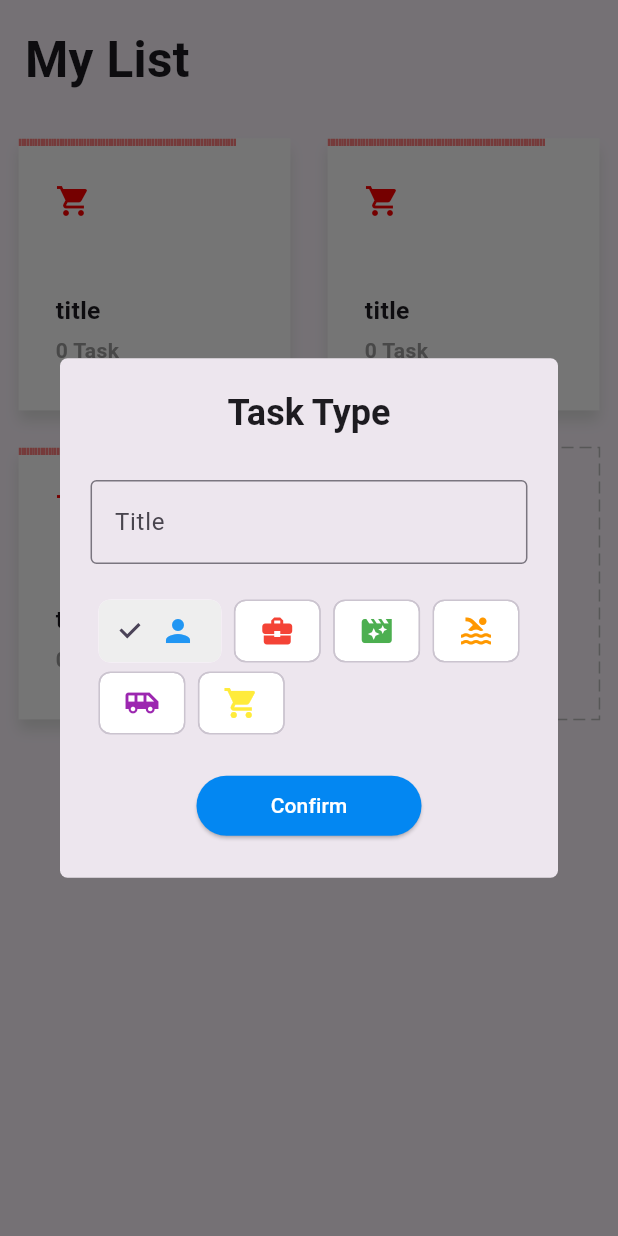
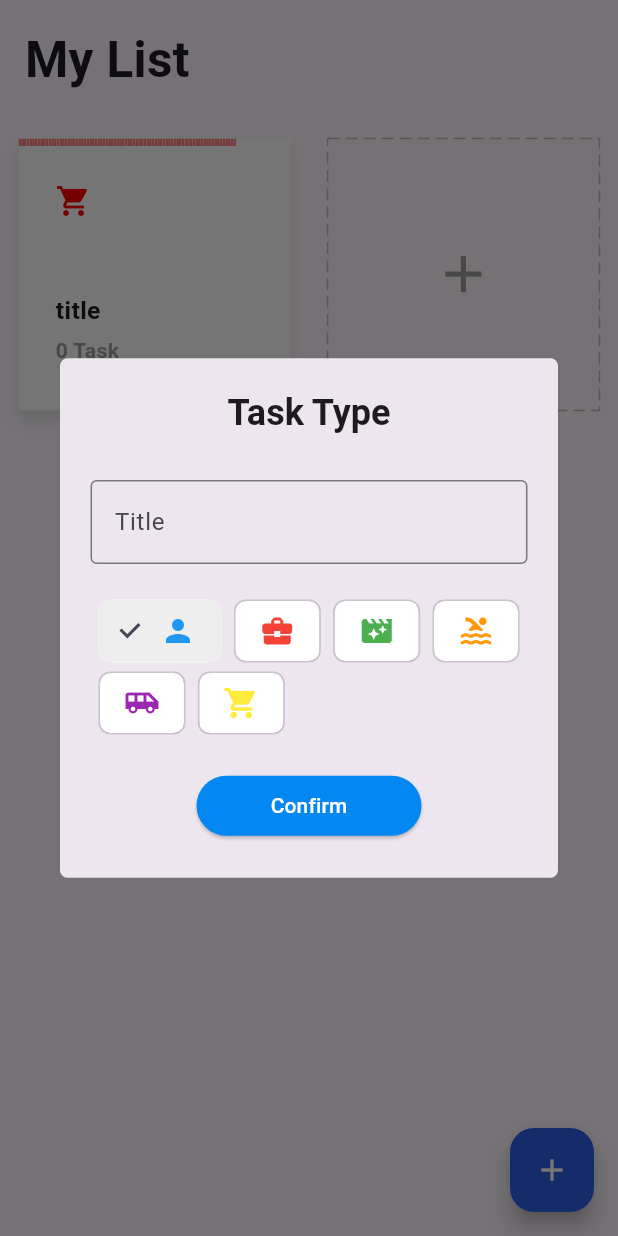
Before and after one commit to muhammadfarros12/flutter_todo_list, a Flutter app: the screen it shows after launch, after a tap on the "add" icon, on a phone screen of 412 x 824 dp. Run offline on Flutter 3.47's test engine with Material 3 defaults, Android fonts, the phone set to English and light mode, and no system bars; drawn by our look-alikes of dotted_border, step_progress_indicator; our stand-ins replace equatable, flutter_easyloading, get, get_storage.

Commit message:
drag to delete for existing task with longPressDraggable

```diff
--- a/lib/app/data/services/storage/services.dart
+++ b/lib/app/data/services/storage/services.dart
@@ -6,8 +6,8 @@ class StorageService extends GetxService {
   late GetStorage _box;
   Future<StorageService> init() async{
     _box = GetStorage();
-    await _box.write(taskKey, []);
-    // await _box.writeIfNull(taskKey, []);
+    // await _box.write(taskKey, []);
+    await _box.writeIfNull(taskKey, []);
     return this;
   }
 
--- a/lib/app/modules/home/controller.dart
+++ b/lib/app/modules/home/controller.dart
@@ -15,6 +15,8 @@ class HomeController extends GetxController {
 
   final chipIndex = 0.obs;
 
+  final deleting = false.obs;
+
   final tasks = <Task>[].obs;
 
   @override
@@ -26,11 +28,16 @@ class HomeController extends GetxController {
 
   @override
   void onClose() {
+    editController.dispose();
     super.onClose();
   }
 
   void changeChipIndex(int value){
     chipIndex.value = value;
+  }
+
+  void changeDeleting(bool value){
+    deleting.value = value;
   }
 
   bool addTask(Task task){
--- a/lib/app/modules/home/view.dart
+++ b/lib/app/modules/home/view.dart
@@ -1,6 +1,7 @@
 import 'package:flutter/material.dart';
 import 'package:get/get.dart';
 import 'package:todo_list/app/core/utils/extensions.dart';
+import 'package:todo_list/app/core/value/colors.dart';
 import 'package:todo_list/app/data/models/task.dart';
 import 'package:todo_list/app/modules/home/controller.dart';
 import 'package:todo_list/app/modules/home/widgets/add_card.dart';
@@ -30,14 +31,38 @@ class HomePage extends GetView<HomeController> {
               shrinkWrap: true,
               physics: const ClampingScrollPhysics(),
               children: [
-            TaskCard(task: Task(title: 'title', icon: 0xe59c, color: '#ff0000')),
-            TaskCard(task: Task(title: 'title', icon: 0xe59c, color: '#ff0000')),
-            TaskCard(task: Task(title: 'title', icon: 0xe59c, color: '#ff0000')),
-            // ...controller.tasks.map((element) => TaskCard(task: element)),
+                // TaskCard(
+                //     task: Task(title: 'title', icon: 0xe59c, color: '#ff0000')),
+                // TaskCard(
+                //     task: Task(title: 'title', icon: 0xe59c, color: '#ff0000')),
+                LongPressDraggable(
+                  onDragStarted: () => controller.changeDeleting(true),
+                  onDraggableCanceled: (_, __) => controller.changeDeleting(false),
+                  onDragEnd: (_) => controller.changeDeleting(false),
+                    feedback: Opacity(opacity: 0.8, child: TaskCard(
+                      task: Task(title: 'title', icon: 0xe59c, color: '#ff0000')),),
+                  child: TaskCard(
+                      task: Task(title: 'title', icon: 0xe59c, color: '#ff0000')),
+                ),
+                // ...controller.tasks.map((element) => LongPressDraggable(
+                //   onDragStarted: () => controller.changeDeleting(true),
+                //   onDraggableCanceled: (_, __) => controller.changeDeleting(false),
+                //   onDragEnd: (_) => controller.changeDeleting(false),
+                //   feedback: Opacity(opacity: 0.8, child: TaskCard(task: element),),
+                //   child: TaskCard(task: element))),
                 AddCard()
               ],
             )
           ],
-    )));
+        ),
+      ),
+      floatingActionButton: Obx(
+        () => FloatingActionButton(
+          backgroundColor: controller.deleting.value ? Colors.red : blue,
+          onPressed: () {},
+          child: Icon( controller.deleting.value? Icons.delete : Icons.add, color: Colors.white,),
+        ),
+      ),
+    );
   }
 }
```
Lines whose indentation alone changed are shown as unchanged.
